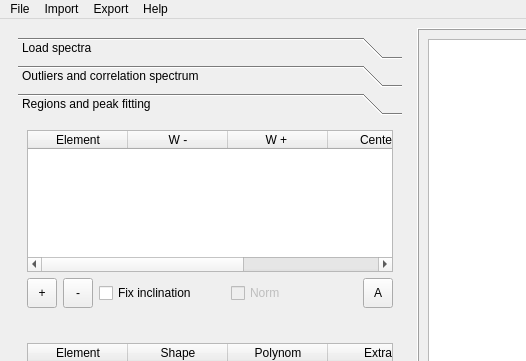
Before: the Qt Designer form pic/libssa.ui in kstenio/libssa, drawn with Qt 5; both pictures show x 0 to 526 and y 0 to 361 of the 1216 by 684 pixel window.
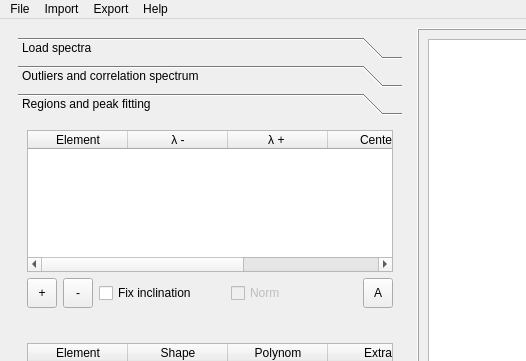
After: the same form once the commit is applied. Icons and pictures are not drawn. Custom widgets are drawn as their Qt base class.

Commit message:
libssa_gui.py * Updated changetable method (now it properly adds and removes rows) * Created checktablevalues method for... check table values! ** This method is called chen isoapply button is pressed ** It checks all values in table: element, wavelength (range and center) and number of peaks ** Values can not be empty, center must be inside range, and center must match number of peaks
libssa.ui
* Updated version: 2.0a09

The edit to the form file:
```diff
--- a/pic/libssa.ui
+++ b/pic/libssa.ui
@@ -680,12 +680,12 @@
                  </column>
                  <column>
                   <property name="text">
-                   <string>W -</string>
+                   <string>λ -</string>
                   </property>
                  </column>
                  <column>
                   <property name="text">
-                   <string>W + </string>
+                   <string>λ + </string>
                   </property>
                  </column>
                  <column>
```
Left out of the diff: 6 changed lines with no effect on the pictures. The commit also changes 1 other file.
